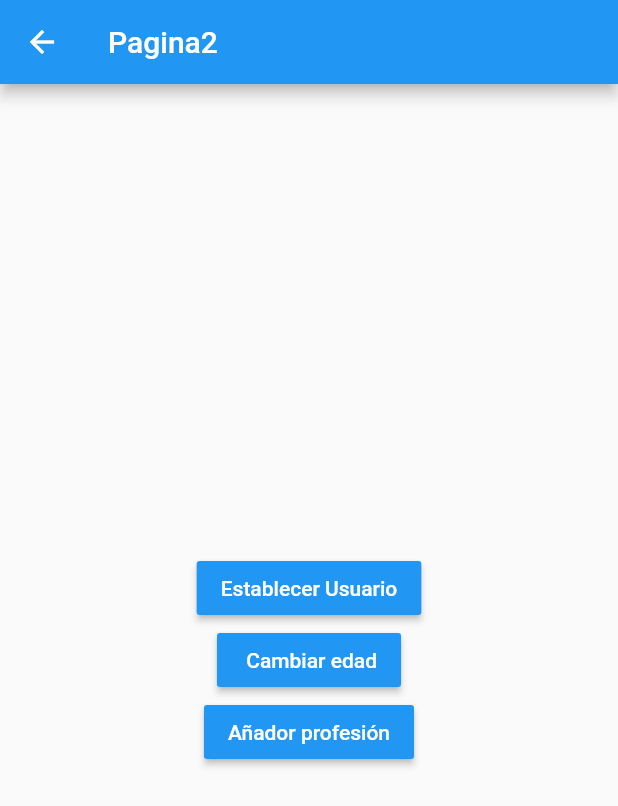
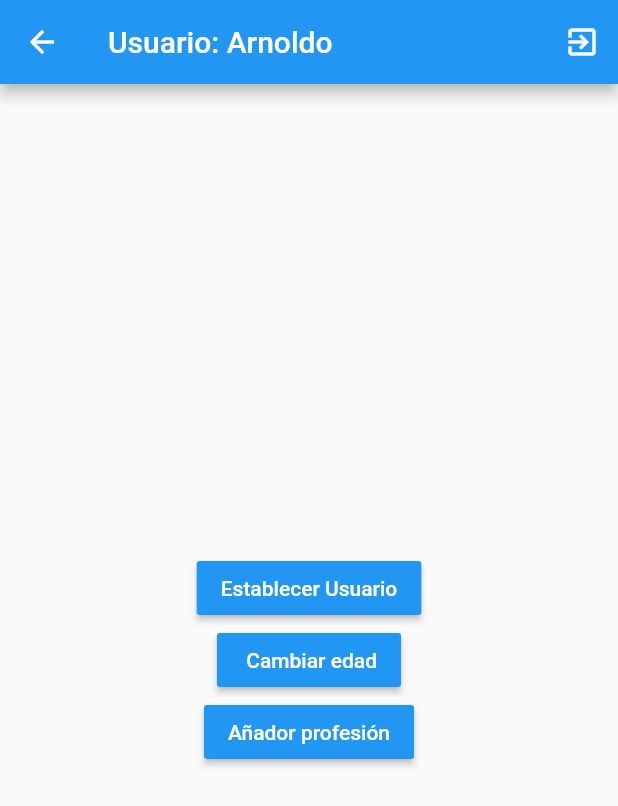
Before and after one commit to arsubo/patrones_providers_bloc, a Flutter app: the Pagina2Page screen opened by its route, after a tap on "Establecer Usuario", on a phone screen of 412 x 824 dp. Shown: the top 806 px of the screen. Run offline on Flutter 3.47's test engine with Material 2 defaults, Android fonts, the phone set to English and light mode, and no system bars; accounts and stored records are empty.

Commit message:
Provider listo

```diff
--- a/lib/pages/pagina1_large.dart
+++ b/lib/pages/pagina1_large.dart
@@ -1,13 +1,23 @@
+import 'package:estados_app/models/usuario.dart';
 import 'package:flutter/material.dart';
+import 'package:provider/provider.dart';
+
+import 'package:estados_app/services/usuario_service.dart';
 
 class Pagina1Page extends StatelessWidget {
   @override
   Widget build(BuildContext context) {
+    final usuarioService = Provider.of<UsuarioService>(context);
+
     return Scaffold(
       appBar: AppBar(
         title: Text('Pagina1'),
       ),
-      body: InformacionUsuarios(),
+      body: usuarioService.existeUsuario
+          ? InformacionUsuarios(usuario: usuarioService.usuario)
+          : Center(
+              child: Text('No hay usuario seleccionado'),
+            ),
       floatingActionButton: FloatingActionButton(
         child: Icon(Icons.accessibility_new),
         onPressed: () {
@@ -19,6 +29,10 @@ class Pagina1Page extends StatelessWidget {
 }
 
 class InformacionUsuarios extends StatelessWidget {
+  final Usuario usuario;
+
+  const InformacionUsuarios({this.usuario});
+
   @override
   Widget build(BuildContext context) {
     return Container(
@@ -28,18 +42,34 @@ class InformacionUsuarios extends StatelessWidget {
       child: Column(
         crossAxisAlignment: CrossAxisAlignment.start,
         children: <Widget>[
-        Text('Genera', style: TextStyle(fontSize: 18.0, fontWeight: FontWeight.bold),),
-        Divider(),
-        ListTile( title: Text('Nombre'),),
-        ListTile( title: Text('Edad'),),
-        Divider(),
-         Text('Profesiones', style: TextStyle(fontSize: 18.0, fontWeight: FontWeight.bold),),
-        Divider(),
-        ListTile( title: Text('Profesion1'),),
-        ListTile( title: Text('Profesion 2'),),
-        ListTile( title: Text('Profesion 3'),),
-      ],
-     ),
+          Text(
+            'Genera',
+            style: TextStyle(fontSize: 18.0, fontWeight: FontWeight.bold),
+          ),
+          Divider(),
+          ListTile(
+            title: Text('Nombre: ${this.usuario.nombre}'),
+          ),
+          ListTile(
+            title: Text('Edad: ${this.usuario.edad}'),
+          ),
+          Divider(),
+          Text(
+            'Profesiones',
+            style: TextStyle(fontSize: 18.0, fontWeight: FontWeight.bold),
+          ),
+          Divider(),
+          //
+
+          //en las versiones recientes de dart, permite la desestructuraciones
+          //de esta forma permite desagregar la lista de widgets y redibujarlas
+          ...usuario.profesiones
+              .map((profesion) => ListTile(
+                    title: Text(profesion),
+                  ))
+              .toList()
+        ],
+      ),
     );
   }
 }
--- a/lib/pages/pagina2_large.dart
+++ b/lib/pages/pagina2_large.dart
@@ -1,42 +1,73 @@
+import 'package:estados_app/models/usuario.dart';
 import 'package:flutter/material.dart';
-
+import 'package:provider/provider.dart';
+import 'package:estados_app/services/usuario_service.dart';
 
 class Pagina2Page extends StatelessWidget {
-
   @override
   Widget build(BuildContext context) {
+    final usuarioService = Provider.of<UsuarioService>(context);
     return Scaffold(
         appBar: AppBar(
-        title: Text('Pagina2'),
+          title: usuarioService.existeUsuario
+              ? Text('Usuario: ${usuarioService.usuario.nombre}')
+              : Text('Pagina2'),
+          actions: [
+            IconButton(
+              icon: Icon(Icons.exit_to_app),
+              onPressed: usuarioService.existeUsuario
+                  ? () => usuarioService.removerUsuario()
+                  : null,
+            )
+          ],
         ),
         body: Center(
           child: Column(
             mainAxisAlignment: MainAxisAlignment.center,
             children: [
               MaterialButton(
-            child: Text('Establecer Usuario', style: TextStyle(color: Colors.white),),
+                child: Text(
+                  'Establecer Usuario',
+                  style: TextStyle(color: Colors.white),
+                ),
                 color: Colors.blue,
-            onPressed: (){
-
+                onPressed: () {
+                  final usuarioProvider =
+                      Provider.of<UsuarioService>(context, listen: false);
+                  final newUser = new Usuario(
+                      nombre: 'Arnoldo',
+                      edad: 39,
+                      profesiones: [
+                        'Fullstack developer',
+                        'Video jugador experto'
+                      ]);
+                  usuarioProvider.usuario = newUser;
                 },
               ),
               MaterialButton(
-            child: Text(' Cambiar edad', style: TextStyle(color: Colors.white),),
+                child: Text(
+                  ' Cambiar edad',
+                  style: TextStyle(color: Colors.white),
+                ),
                 color: Colors.blue,
-            onPressed: (){
-
-          },
+                onPressed: usuarioService.existeUsuario
+                    ? () {
+                        usuarioService.cambiarEdad(40);
+                      }
+                    : null,
               ),
               MaterialButton(
-            child: Text('Añador profesión', style: TextStyle(color: Colors.white),),
+                child: Text(
+                  'Añador profesión',
+                  style: TextStyle(color: Colors.white),
+                ),
                 color: Colors.blue,
-            onPressed: (){
-
+                onPressed: () {
+                  usuarioService.agregarProfesion();
                 },
               ),
             ],
           ),
-      )
-    );
+        ));
   }
 }
--- /dev/null
+++ b/lib/services/usuario_service.dart
@@ -0,0 +1,34 @@
+import 'package:flutter/material.dart';
+import 'package:estados_app/models/usuario.dart';
+import 'package:provider/provider.dart';
+
+class UsuarioService with ChangeNotifier {
+  Usuario _usuario;
+
+  Usuario get usuario => this._usuario;
+  bool get existeUsuario => this._usuario != null ? true : false;
+
+  set usuario(Usuario user) {
+    this._usuario = user;
+    //Enviará un mensaje a todos los widgets que usan el provider
+    notifyListeners();
+  }
+
+  void cambiarEdad(int edad) {
+    this._usuario.edad = edad;
+    notifyListeners();
+  }
+
+  void removerUsuario() {
+    this._usuario = null;
+    notifyListeners();
+  }
+
+  void agregarProfesion() {
+    this
+        ._usuario
+        .profesiones
+        .add('Profesion ${this._usuario.profesiones.length + 1}');
+    notifyListeners();
+  }
+}
--- a/pubspec.yaml
+++ b/pubspec.yaml
@@ -28,6 +28,7 @@ dependencies:
   # The following adds the Cupertino Icons font to your application.
   # Use with the CupertinoIcons class for iOS style icons.
   cupertino_icons: ^0.1.3
+  provider: ^4.3.2+2
 
 dev_dependencies:
   flutter_test:
```
Also changed, not shown: lib/main.dart (+8 -1 lines), pubspec.lock. Lines whose indentation alone changed are shown as unchanged.
